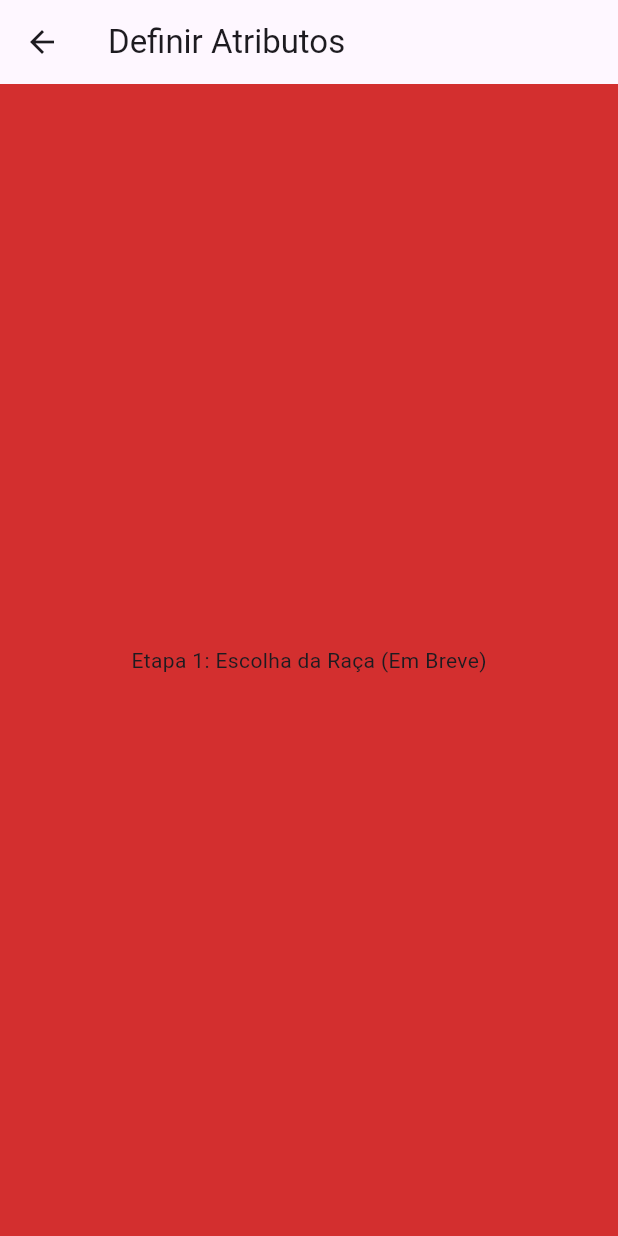
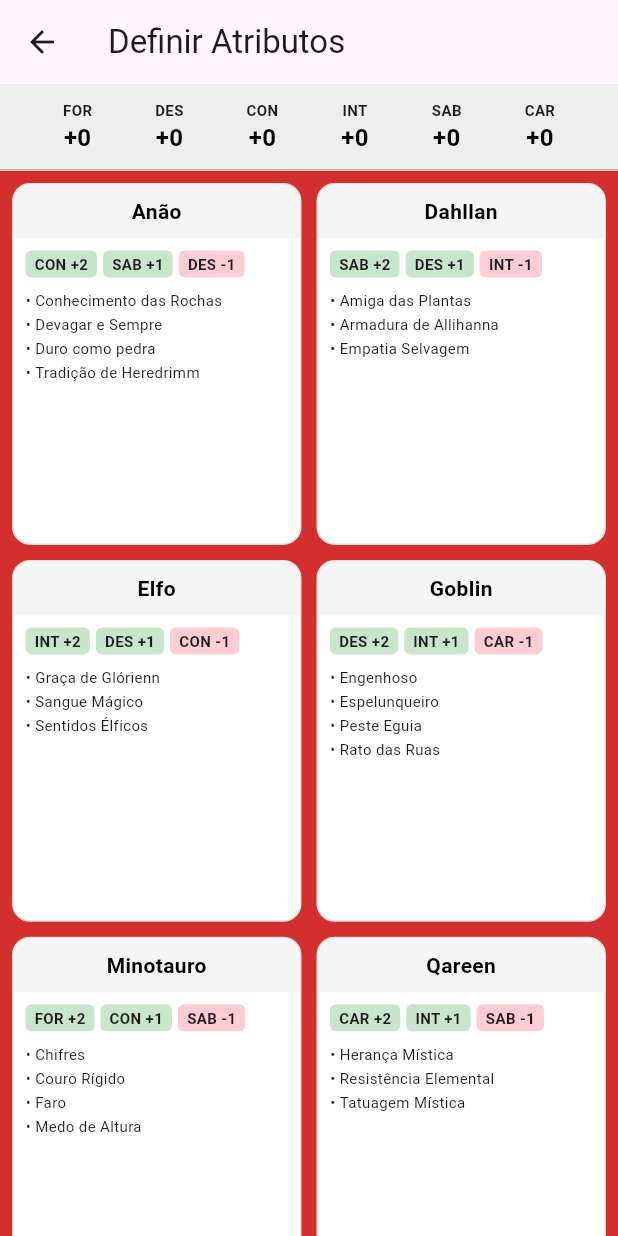
Before and after one commit to JohnThefive/Criador-de-personagem---Tormenta-20, a Flutter app: the CharacterCreatorScreen screen opened directly, swiped to page 2, on a phone screen of 412 x 824 dp. Run offline on Flutter 3.47's test engine with Material 3 defaults, Android fonts, the phone set to English and light mode, and no system bars; our stand-ins replace flutter_bloc.

Commit message:
Adição  inicial de raças ao criador de herois
Agora, o usuario possui a possibilidade de esolher entre as raças do mundo de tormenta.

ainda falta: Criar uma UI especifica para racas com a habiliade de esolher os seus pontos de modificiação

redefinir melhor os cards de seleção de raça.

implementar e adicionar as habilidade de raça

```diff
--- a/lib/domain/entities/personagem.dart
+++ b/lib/domain/entities/personagem.dart
@@ -1,12 +1,17 @@
 import 'atributos.dart';
+import 'raca.dart'; // Importe a raça
 
 class Personagem {
   final String nome;
-  final Map<String, Atributo> atributos;
+  final Map<String, Atributo> atributos; // Estes são os atributos BASE (Rolados/Comprados)
+  final Raca? raca; // Agora ele pode ter uma raça (ou null no começo)
 
-  Personagem({required this.nome, required this.atributos});
+  Personagem({
+    required this.nome,
+    required this.atributos,
+    this.raca
+  });
 
-  // Factory para criar um personagem "zerado" ou padrão
   factory Personagem.inicial() {
     return Personagem(
       nome: 'Novo Aventureiro',
@@ -18,18 +23,29 @@ class Personagem {
         'SAB': const Atributo(nome: 'Sabedoria', valor: 0),
         'CAR': const Atributo(nome: 'Carisma', valor: 0),
       },
+      raca: null,
     );
   }
 
   Personagem copyWith({
     String? nome,
     Map<String, Atributo>? atributos,
+    Raca? raca,
   }) {
     return Personagem(
       nome: nome ?? this.nome,
       atributos: atributos ?? this.atributos,
+      raca: raca ?? this.raca,
     );
+  }
 
-  // Métodos auxiliares
+  // Este método calcula o valor final para exibir na tela
+  int getValorFinal(String sigla) {
+    int base = atributos[sigla]?.valor ?? 0;
 
-}}
+    // Se tiver raça e ela tiver modificador para esse atributo, soma.
+    int bonusRaca = raca?.modificadores[sigla] ?? 0;
+
+    return base + bonusRaca;
+  }
+}
--- /dev/null
+++ b/lib/domain/entities/raca.dart
@@ -0,0 +1,20 @@
+class Raca {
+  final String nome;
+
+  // Mapa de modificadores fixos. Ex: {'CON': 2, 'SAB': 1, 'DES': -1} para Anão
+  final Map<String, int> modificadores;
+
+  // Lista de nomes das habilidades (Ex: "Visão no Escuro", "Conhecimento das Rochas")
+  // temos que mudar isso depois para adicionar as pericias
+  final List<String> habilidades;
+
+  // Flags para raças que midufucam muitos atributos e habilidades compleas
+  final bool ehFlexivel;
+
+  const Raca({
+    required this.nome,
+    required this.modificadores,
+    required this.habilidades,
+    this.ehFlexivel = false,
+  });
+}
--- /dev/null
+++ b/lib/domain/services/banco_racas.dart
@@ -0,0 +1,113 @@
+import '../entities/raca.dart';
+
+class BancoDeRacas {
+  static const List<Raca> todas = [
+    // --- raças que possuem adição de modificador fixo ---
+    Raca(
+      nome: "Anão",
+      modificadores: {'CON': 2, 'SAB': 1, 'DES': -1},
+      habilidades: ["Conhecimento das Rochas", "Devagar e Sempre", "Duro como pedra", "Tradição de Heredrimm"],
+    ),
+    Raca(
+      nome: "Dahllan",
+      modificadores: {'SAB': 2, 'DES': 1, 'INT': -1},
+      habilidades: ["Amiga das Plantas", "Armadura de Allihanna", "Empatia Selvagem"],
+    ),
+    Raca(
+      nome: "Elfo",
+      modificadores: {'INT': 2, 'DES': 1, 'CON': -1},
+      habilidades: ["Graça de Glórienn", "Sangue Mágico", "Sentidos Élficos"],
+    ),
+    Raca(
+      nome: "Goblin",
+      modificadores: {'DES': 2, 'INT': 1, 'CAR': -1},
+      habilidades: ["Engenhoso", "Espelunqueiro", "Peste Eguia", "Rato das Ruas"],
+    ),
+    Raca(
+      nome: "Minotauro",
+      modificadores: {'FOR': 2, 'CON': 1, 'SAB': -1},
+      habilidades: ["Chifres", "Couro Rígido", "Faro", "Medo de Altura"],
+    ),
+    Raca(
+      nome: "Qareen",
+      modificadores: {'CAR': 2, 'INT': 1, 'SAB': -1},
+      habilidades: ["Herança Mística","Resistência Elemental","Tatuagem Mística"],
+    ),
+    Raca(
+      nome: "Golem",
+      modificadores: {'FOR': 2, 'CON': 1, 'CAR': -1},
+      habilidades: ["Chassi", "Criatura Artificial", "Fonte Elemental", "Propósito De Criação"],
+    ),
+    Raca(
+      nome: "Hynne",
+      modificadores: {'DES': 2, 'CAR': 1, 'FOR': -1},
+      habilidades: ["Arremessador", "Pequeno e Rechonchudo", "Sorte Salvadora"],
+    ),
+    Raca(
+      nome: "Kliren",
+      modificadores: {'INT': 2, 'CAR': 1, 'FOR': -1},
+      habilidades: ["Híbrido", "Engenhosidade", "Ossos Frágeis", "Vanguardista"],
+    ),
+    Raca(
+      nome: "Medusa",
+      modificadores: {'DES': 2, 'CAR': 1},
+      habilidades: ["Natureza Venenosa", "Olhar Atordoante", "Cria de Megalokk"],
+    ),
+
+    Raca(
+      nome: "Sílfide",
+      modificadores: {'CAR': 2, 'DES': 1, "FOR": -2},
+      habilidades: ["Assas de Borboleta", "Espírito da Natureza", "Magia das Fadas"],
+    ),
+
+    Raca(
+      nome: "Suraggel (Aggelus)",
+      modificadores: {'SAB': 2, 'CAR': 1, "DES": 1},
+      habilidades: ["Herança Divina", "Luz Sagrada"],
+    ),
+
+    Raca(
+      nome: "Suraggel (Sulfure)",
+      modificadores: {'SAB': 2, 'CAR': 1, "INT": 1},
+      habilidades: ["Herança Divina", "Sombras Profanas"],
+    ),
+
+    Raca(
+      nome: "Trog",
+      modificadores: {'CON': 2, 'FOR': 1, 'INT': -1},
+      habilidades: ["Mau Cheiro", "Mordida", "Reptiliano", "Sangue Frio"],
+    ),
+
+    // --- RAÇAS FLEXÍVEIS (Humano, Lefou, etc) ---
+    // *Nota: Para hoje, vamos deixá-las na lista, mas elas precisam
+    // de uma UI extra para escolher onde vai o +1. Deixei vazio por enquanto.*
+    Raca(
+      nome: "Humano",
+      modificadores: {},
+      habilidades: ["Graça da Ambição", "Versátil"], // graça da ambição: +1 em 3 que escolher
+      ehFlexivel: true, // Flag para a UI saber que precisa abrir um seletor
+    ),
+
+    Raca(
+      nome: "Lefou",
+      modificadores: {},
+      habilidades: ["Graça da brutalidade", "Cria Da Tormenta", "Deformidade"], //graça da brutalidade: +1 em 3 que escolher - carisma
+      ehFlexivel: true, // Flag para a UI saber que precisa abrir um seletor - carisma
+    ),
+
+    Raca(
+      nome: "Osteon",
+      modificadores: {'COS': -1},
+      habilidades: ["Armadura Óssea", "Memória Póstuma", "Natureza Esquelética", "Preço da Não Vida"],
+      ehFlexivel: true // +1 em 3 atributos diferentes (menos constituição)
+    ),
+
+    Raca(
+      nome: "Sereia/Tritão",
+      modificadores: {},
+      habilidades: ["Canção dos Mares", "Mestre do Tridente", "Transformação Anfíbia"],
+      ehFlexivel: true // +1 em 3 atributos diferentes
+    ),
+
+  ];
+}
--- a/lib/presentation/controllers/personagem_cubit.dart
+++ b/lib/presentation/controllers/personagem_cubit.dart
@@ -1,6 +1,7 @@
 import 'package:flutter_bloc/flutter_bloc.dart';
 import '../../domain/entities/personagem.dart';
 import '../../domain/services/regras_atributos.dart';
+import '../../domain/entities/raca.dart';
 
 // Enum para saber qual método o usuário escolheu nesta etapa
 enum MetodoAtributos { nenhum, compra, rolagem }
@@ -150,4 +151,11 @@ class PersonagemCubit extends Cubit<PersonagemState> {
     // retorna o personagem atualizado
     return state.personagem.copyWith(atributos: novosAtributos.cast());
   }
+
+  // logica de selecionar raca
+  void selecionarRaca(Raca raca) {
+  // Atualiza o personagem com a nova raça
+  final novoPersonagem = state.personagem.copyWith(raca: raca);
+  emit(state.copyWith(personagem: novoPersonagem));
 }
+}
--- a/lib/presentation/screens/char_creation_screen.dart
+++ b/lib/presentation/screens/char_creation_screen.dart
@@ -1,5 +1,6 @@
 import 'package:flutter/material.dart';
 import 'package:flutter_bloc/flutter_bloc.dart';
+import 'package:t20_creator/presentation/screens/pagina_racas.dart';
 import '../controllers/personagem_cubit.dart';
 import '../widgets/atributo_card_compra.dart';
 // Importe seus widgets de AtributoCard e a lógica de Rolagem aqui
@@ -45,15 +46,15 @@ class CharacterCreatorScreen extends StatelessWidget {
             physics: const NeverScrollableScrollPhysics(), // Bloqueia swipe manual
             children: [
               _PaginaAtributos(state: state), // Etapa 0
-              const Center(child: Text("Etapa 1: Escolha da Raça (Em Breve)")),
+              PaginaSelecaoRaca(state: state),
               const Center(child: Text("Etapa 2: Escolha da Classe (Em Breve)")),
               const Center(child: Text("Etapa 3: Origem (Em Breve)")),
-              // ... adicione as outras etapas aqui ...
+              // ... adicione as outras etapas aqui (mesngaem pro joão do futuro) ...
               _PaginaFinalizacao(), // Última Etapa
             ],
           ),
 
-          // BOTÃO DE AVANÇAR (Só aparece se a etapa estiver concluída/válida)
+          // Botão de avançar só aparece quando uma atividade é concluida (modificar visual no futuro)
           floatingActionButton: _deveMostrarBotaoAvancar(state)
             ? FloatingActionButton.extended(
                 onPressed: () => context.read<PersonagemCubit>().avancarEtapa(),
@@ -84,6 +85,10 @@ class CharacterCreatorScreen extends StatelessWidget {
         return state.pontosRestantesCompra == 0;
       }
 
+      if (state.etapaAtual == 1){
+
+      return state.personagem.raca != null;}
+
       // só avanca se colocou todos os atributos
       if(state.metodoAtributos == MetodoAtributos.rolagem){
         return state.alocacaoIndices.length == 6;
@@ -107,7 +112,7 @@ class _PaginaAtributos extends StatelessWidget {
 
   @override
   Widget build(BuildContext context) {
-    // 1. SE NÃO ESCOLHEU MÉTODO AINDA: Mostra os Botões Grandes
+    // Escolha dos metodos de compra de pontos (2 botões grandes)
     if (state.metodoAtributos == MetodoAtributos.nenhum) {
       return Center(
         child: Column(
@@ -134,7 +139,7 @@ class _PaginaAtributos extends StatelessWidget {
       );
     }
 
-    // 2. SE ESCOLHEU COMPRA DE PONTOS
+    // escolheu comprar pontos
     if (state.metodoAtributos == MetodoAtributos.compra) {
       return Column(
         children: [
@@ -166,7 +171,7 @@ class _PaginaAtributos extends StatelessWidget {
       );
     }
 
-    // 3. SE ESCOLHEU ROLAGEM (Use seu widget atualizado aqui)
+    // usuario escolheu rodar os dados
     if (state.metodoAtributos == MetodoAtributos.rolagem) {
       return _TelaRolagemAtributos(state: state);
 
@@ -219,6 +224,7 @@ class _BotaoSelecaoMetodo extends StatelessWidget {
   }
 }
 
+// modificar pagina no futuro.
 class _PaginaFinalizacao extends StatelessWidget {
   @override
   Widget build(BuildContext context) {
@@ -227,7 +233,7 @@ class _PaginaFinalizacao extends StatelessWidget {
         style: ElevatedButton.styleFrom(backgroundColor: Colors.green, padding: const EdgeInsets.all(20)),
         onPressed: () {
           // Aqui sim salvamos!
-          // context.read<PersonagemCubit>().salvarPersonagemFinal(context);
+          //context.read<PersonagemCubit>().salvarPersonagemFinal(context);
         },
         child: const Text("SALVAR PERSONAGEM FINAL", style: TextStyle(color: Colors.white)),
       ),
--- /dev/null
+++ b/lib/presentation/screens/pagina_racas.dart
@@ -0,0 +1,156 @@
+import 'package:flutter/material.dart';
+import 'package:flutter_bloc/flutter_bloc.dart';
+import 'package:t20_creator/presentation/controllers/personagem_cubit.dart';
+
+import '../../domain/services/banco_racas.dart'; // Importe o banco
+
+class PaginaSelecaoRaca extends StatelessWidget {
+  final PersonagemState state;
+
+  const PaginaSelecaoRaca({super.key, required this.state});
+
+  @override
+  Widget build(BuildContext context) {
+    return Column(
+      children: [
+        // 1. Resumo dos Atributos Atuais (Como uma "Hud" no topo)
+        Container(
+          padding: const EdgeInsets.symmetric(vertical: 10),
+          color: Colors.grey[200],
+          child: Row(
+            mainAxisAlignment: MainAxisAlignment.spaceEvenly,
+            children: state.personagem.atributos.keys.map((sigla) {
+              // Usa o getValorFinal para mostrar a soma (Base + Raça)
+              int valorFinal = state.personagem.getValorFinal(sigla);
+              bool foiAlterado = (state.personagem.raca?.modificadores[sigla] ?? 0) != 0;
+
+              return Column(
+                children: [
+                  Text(sigla, style: const TextStyle(fontSize: 10, fontWeight: FontWeight.bold)),
+                  Text(
+                    valorFinal >= 0 ? "+$valorFinal" : "$valorFinal",
+                    style: TextStyle(
+                      fontSize: 16,
+                      fontWeight: FontWeight.bold,
+                      // Fica Verde/Vermelho se a raça alterou este atributo
+                      color: foiAlterado
+                          ? (valorFinal > (state.personagem.atributos[sigla]?.valor ?? 0) ? Colors.green : Colors.red)
+                          : Colors.black,
+                    ),
+                  ),
+                ],
+              );
+            }).toList(),
+          ),
+        ),
+
+        const Divider(height: 1),
+
+        // 2. Grid de Raças
+        Expanded(
+          child: GridView.builder(
+            padding: const EdgeInsets.all(8),
+            gridDelegate: const SliverGridDelegateWithFixedCrossAxisCount(
+              crossAxisCount: 2, // 2 colunas
+              childAspectRatio: 0.8, // Altura do card
+              crossAxisSpacing: 10,
+              mainAxisSpacing: 10,
+            ),
+            itemCount: BancoDeRacas.todas.length,
+            itemBuilder: (context, index) {
+              final raca = BancoDeRacas.todas[index];
+              final selecionada = state.personagem.raca?.nome == raca.nome;
+
+              return GestureDetector(
+                onTap: () {
+                  if (raca.ehFlexivel) {
+                    ScaffoldMessenger.of(context).showSnackBar(const SnackBar(content: Text("Lógica de Humano/Flexível em breve!")));
+                    // Mesmo sendo flexível, selecionamos para testar
+                    context.read<PersonagemCubit>().selecionarRaca(raca);
+                  } else {
+                    context.read<PersonagemCubit>().selecionarRaca(raca);
+                  }
+                },
+                child: Container(
+                  decoration: BoxDecoration(
+                    color: selecionada ? Colors.red[50] : Colors.white,
+                    border: Border.all(
+                      color: selecionada ? Colors.red : Colors.grey[300]!,
+                      width: selecionada ? 2 : 1
+                    ),
+                    borderRadius: BorderRadius.circular(12),
+                  ),
+                  child: Column(
+                    crossAxisAlignment: CrossAxisAlignment.start,
+                    children: [
+                      // Nome da Raça
+                      Container(
+                        width: double.infinity,
+                        padding: const EdgeInsets.all(8),
+                        decoration: BoxDecoration(
+                          color: selecionada ? Colors.red : Colors.grey[100],
+                          borderRadius: const BorderRadius.vertical(top: Radius.circular(11)),
+                        ),
+                        child: Text(
+                          raca.nome,
+                          style: TextStyle(
+                            color: selecionada ? Colors.white : Colors.black,
+                            fontWeight: FontWeight.bold,
+                          ),
+                          textAlign: TextAlign.center,
+                        ),
+                      ),
+
+                      Padding(
+                        padding: const EdgeInsets.all(8.0),
+                        child: Column(
+                          crossAxisAlignment: CrossAxisAlignment.start,
+                          children: [
+                            // Modificadores (Ex: CON +2)
+                            if (raca.modificadores.isNotEmpty)
+                              Wrap(
+                                spacing: 4,
+                                children: raca.modificadores.entries.map((e) {
+                                  return Container(
+                                    padding: const EdgeInsets.symmetric(horizontal: 6, vertical: 2),
+                                    decoration: BoxDecoration(
+                                      color: e.value > 0 ? Colors.green[100] : Colors.red[100],
+                                      borderRadius: BorderRadius.circular(4),
+                                    ),
+                                    child: Text(
+                                      "${e.key} ${e.value > 0 ? '+' : ''}${e.value}",
+                                      style: const TextStyle(fontSize: 10, fontWeight: FontWeight.bold),
+                                    ),
+                                  );
+                                }).toList(),
+                              )
+                            else
+                              const Text("Modificadores Variáveis", style: TextStyle(fontSize: 10, fontStyle: FontStyle.italic)),
+
+                            const SizedBox(height: 8),
+
+                            // Lista de Habilidades (Bullet Points)
+                            ...raca.habilidades.map((habilidade) => Padding(
+                              padding: const EdgeInsets.only(bottom: 2),
+                              child: Row(
+                                crossAxisAlignment: CrossAxisAlignment.start,
+                                children: [
+                                  const Text("• ", style: TextStyle(fontSize: 10)),
+                                  Expanded(child: Text(habilidade, style: const TextStyle(fontSize: 10))),
+                                ],
+                              ),
+                            )),
+                          ],
+                        ),
+                      ),
+                    ],
+                  ),
+                ),
+              );
+            },
+          ),
+        ),
+      ],
+    );
+  }
+}
```
